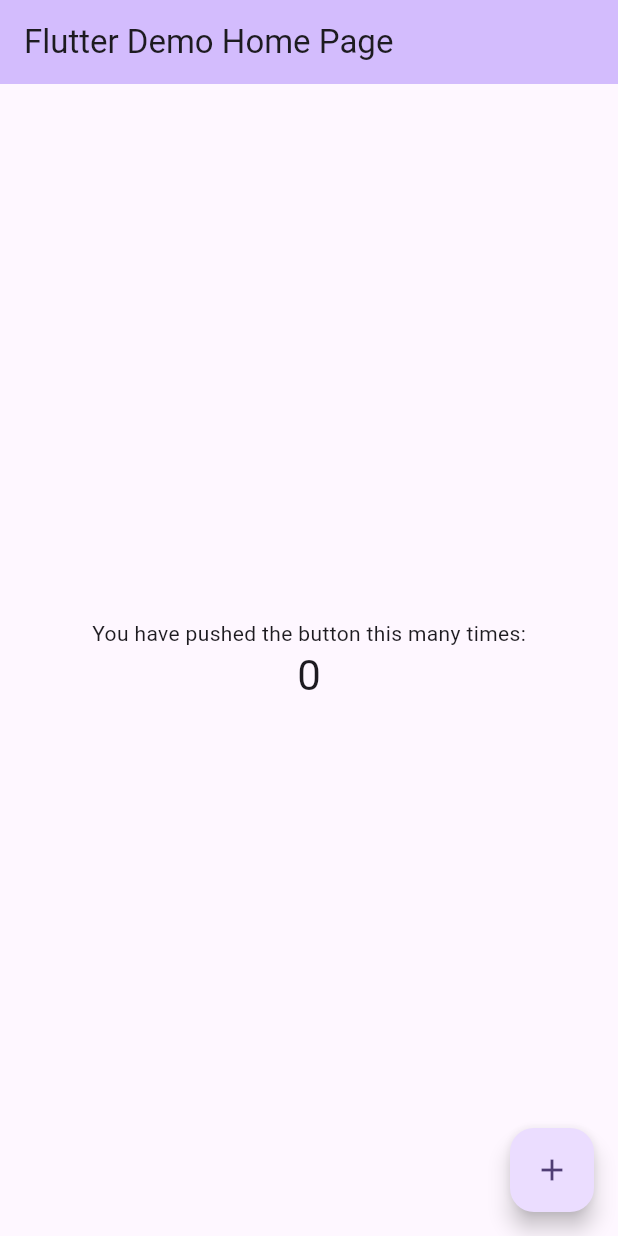
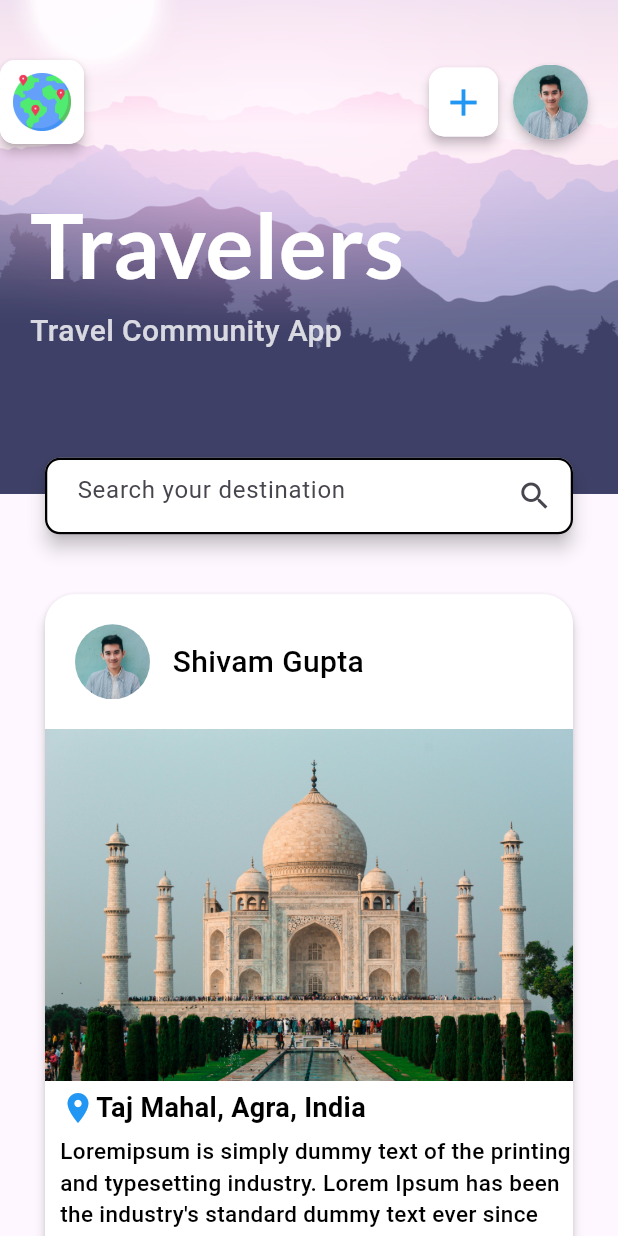
Before and after one commit to Areiyzad/travellapp, a Flutter app: the screen it shows after launch, on a phone screen of 412 x 824 dp. Run offline on Flutter 3.47's test engine with Material 3 defaults, Android fonts, the phone set to English and light mode, and no system bars.

Commit message:
Add initial assets and pages for travel app
- Introduced new font files: Lato-Bold.ttf and Poppins-Bold.ttf
- Added images for various locations: bali.jpg, boy.jpg, dubai.jpg, france.jpg, home.png, india.jpg, login.png, mexico.jpg, newyork.jpg, pin.png, signup.png, tajmahal.jpg
- Created Home and TopPlaces pages with basic UI structure
- Updated pubspec.yaml to include assets and fonts

```diff
--- a/lib/main.dart
+++ b/lib/main.dart
@@ -1,4 +1,6 @@
 import 'package:flutter/material.dart';
+import 'package:travellapp/pages/home.dart';
+import 'package:travellapp/pages/top_places.dart';
 
 void main() {
   runApp(const MyApp());
@@ -12,6 +14,7 @@
   Widget build(BuildContext context) {
     return MaterialApp(
       title: 'Flutter Demo',
+      debugShowCheckedModeBanner: false,
       theme: ThemeData(
         // This is the theme of your application.
         //
@@ -30,7 +33,7 @@
         // tested with just a hot reload.
         colorScheme: ColorScheme.fromSeed(seedColor: Colors.deepPurple),
       ),
-      home: const MyHomePage(title: 'Flutter Demo Home Page'),
+      home: Home() //TopPlaces()
     );
   }
 }
--- /dev/null
+++ b/lib/pages/home.dart
@@ -0,0 +1,248 @@
+import 'package:flutter/material.dart';
+
+class Home extends StatefulWidget {
+  const Home({super.key});
+
+  @override
+  State<Home> createState() => _HomeState();
+}
+
+class _HomeState extends State<Home> {
+  @override
+  Widget build(BuildContext context) {
+    return Scaffold(
+      body: SingleChildScrollView(
+        child: Container(
+          child: Column(
+            crossAxisAlignment: CrossAxisAlignment.start,
+            children: [
+              Stack(
+                children: [
+                  Image.asset(
+                    "images/home.png",
+                    width: MediaQuery.of(context).size.width,
+                    height: MediaQuery.of(context).size.height/2.5,
+                    fit: BoxFit.cover,
+                  ),
+                  Padding(
+                    padding: const EdgeInsets.only(top: 40.0, right: 20.0),
+                    child: Row(
+
+                      children: [
+                        Material(
+                        elevation: 3.0,
+                        borderRadius: BorderRadius.circular(10),
+                        child: Container(
+                          padding: EdgeInsets.all(8),
+                          decoration: BoxDecoration(
+                            color: Colors.white,
+                            borderRadius: BorderRadius.circular(10)),
+                          child: Image.asset(
+                            "images/pin.png",
+                            height: 40.0,
+                            width: 40.0,
+                            fit: BoxFit.cover,
+                          )
+                        ),
+                      ),
+                      Spacer(),
+                      Material(
+                        elevation: 3.0,
+                        borderRadius: BorderRadius.circular(10),
+                        child: Container(
+                          padding: EdgeInsets.all(8),
+                          decoration: BoxDecoration(
+                            color: Colors.white,
+                            borderRadius: BorderRadius.circular(10)),
+                          child: Icon(
+                            Icons.add,
+                            color:Colors.blue,
+                            size: 30.0
+                          ),
+                        ),
+                      ),
+                      SizedBox(width: 10.0,),
+                      Material(
+                        elevation: 3.0,
+                        borderRadius: BorderRadius.circular(60),
+                        child: ClipRRect(
+                          borderRadius: BorderRadius.circular(60),
+                            child: Image.asset(
+                              "images/boy.jpg",
+                              height: 50,
+                              width: 50,
+                              fit: BoxFit.cover,
+                            ),
+                          ),
+                        ),
+                      ],
+                    ),
+                  ),
+                  Padding(
+                    padding: const EdgeInsets.only(top: 120.0, left:20.0),
+                    child: Column(
+                      crossAxisAlignment: CrossAxisAlignment.start,
+                      children: [
+                        Text(
+                      "Travelers",
+                      style: TextStyle(
+                        color: Colors.white, fontFamily: 'Lato',
+                        fontSize: 60.0,
+                        fontWeight: FontWeight.w500),
+                      ),
+                        Text(
+                      "Travel Community App",
+                      style: TextStyle(
+                        color: const Color.fromARGB(205, 255, 255, 255),
+                        fontSize: 20.0,
+                        fontWeight: FontWeight.w500),
+                        ),
+                      ],
+                    ),
+                  ),
+                  Container(
+                    margin: EdgeInsets.only(left: 30.0, right: 30.0, top: MediaQuery.of(context).size.height/2.7),
+                    child: Material(
+                      elevation: 5.0,
+                      borderRadius: BorderRadius.circular(10),
+                      child: Container(
+                        padding: EdgeInsets.only(left: 20.0),
+                        decoration: BoxDecoration(
+                          color: Colors.white,
+                          border: Border.all(width: 1.5),
+                          borderRadius: BorderRadius.circular(10)),
+                        child: TextField(
+
+                          decoration: InputDecoration(border: InputBorder.none,
+                          hintText: "Search your destination",
+                          suffixIcon: Icon(Icons.search)),
+
+                        )
+                      ),
+                    ),
+                  )
+                ],
+              ),
+              SizedBox(
+                height: 40.0,
+                ),
+              Container(
+                margin: EdgeInsets.only(left: 30.0, right: 30.0),
+                child: Material(
+                  elevation: 3.0,
+                  borderRadius: BorderRadius.circular(20),
+                  child: Container(
+                    decoration: BoxDecoration(color: Colors.white, borderRadius: BorderRadius.circular(20)),
+
+                    child: Column(
+                      crossAxisAlignment: CrossAxisAlignment.start,
+                      children: [
+                      Padding(
+                        padding: const EdgeInsets.only(top: 20.0, left: 20.0),
+                        child: Row(
+                          children: [
+                            ClipRRect(
+                              borderRadius: BorderRadius.circular(30),
+                              child: Image.asset(
+                                "images/boy.jpg",
+                                height: 50,
+                                width: 50,
+                                fit: BoxFit.cover,
+                                ),
+                            ),
+                            SizedBox(
+                              width: 15.0,
+                              ),
+                              Text(
+                              "Shivam Gupta",
+                              style: TextStyle(
+                                color: Colors.black,
+                                fontSize: 20.0,
+                                fontWeight: FontWeight.w500),
+                              ),
+
+                            ],
+                          ),
+                      ),
+                              SizedBox(height: 20.0,),
+                              Image.asset("images/tajmahal.jpg"),
+                              SizedBox(height: 5.0,),
+                              Padding(
+                                padding: const EdgeInsets.only(left: 10.0),
+                                child: Row(children: [
+                                  Icon(Icons.location_on, color: Colors.blue,),
+                                  Text(
+                                        "Taj Mahal, Agra, India",
+                                        style: TextStyle(
+                                            color: Colors.black,
+                                            fontSize: 18.0,
+                                            fontWeight: FontWeight.bold),
+                                      ),
+                                ],),
+                              ),
+                              SizedBox(
+                                height: 5.0,
+                                ),
+                                Padding(
+                                  padding: const EdgeInsets.only(left: 10.0),
+                                  child: Text(
+                                    "Loremipsum is simply dummy text of the printing and typesetting industry. Lorem Ipsum has been the industry's standard dummy text ever since the 1500s, when an unknown printer took a galley of type and scrambled it to make a type specimen book.",
+                                    style: TextStyle(
+                                    color: Colors.black,
+                                    fontSize: 15.0,
+                                    fontWeight: FontWeight.w500),
+                                ),
+                              ),
+                              Padding(
+                                padding: const EdgeInsets.only(left:20.0),
+                                child: Row(children: [
+                                  Icon(
+                                    Icons.favorite_outline,
+                                    color: Colors.black54,
+                                    size: 30.0,
+                                    ),
+                                  SizedBox(
+                                    width: 10.0,
+                                    ),
+                                  Text(
+                                      "Like",
+                                        style: TextStyle(
+                                        color: Colors.black,
+                                        fontSize: 18.0,
+                                        fontWeight: FontWeight.w500),
+                                      ),
+                                    SizedBox(
+                                    width: 30.0,
+                                  ),
+                                  Icon(
+                                    Icons.comment_outlined,
+                                    color: Colors.black54,
+                                    size: 28.0,
+                                    ),
+                                  SizedBox(
+                                    width: 10.0,
+                                    ),
+                                  Text(
+                                      "Comment",
+                                        style: TextStyle(
+                                        color: Colors.black,
+                                        fontSize: 18.0,
+                                        fontWeight: FontWeight.w500),
+                                      ),
+                                ],),
+                              ),
+                                SizedBox(height: 30.0,),
+                      ],
+                    ),
+                  ),
+                ),
+              )
+
+            ],
+          ),
+        ),
+
+      ),
+    );
+  }
+}
```
Also changed, not shown: lib/pages/top_places.dart (added, +327 -0 lines), pubspec.yaml (+11 -8 lines), fonts/Lato-Bold.ttf (added), fonts/Poppins-Bold.ttf (added), images/bali.jpg (added), images/boy.jpg (added), images/dubai.jpg (added), images/france.jpg (added), images/home.png (added), images/india.jpg (added), images/login.png (added), images/mexico.jpg (added), images/newyork.jpg (added), images/pin.png (added), 2 more files.
